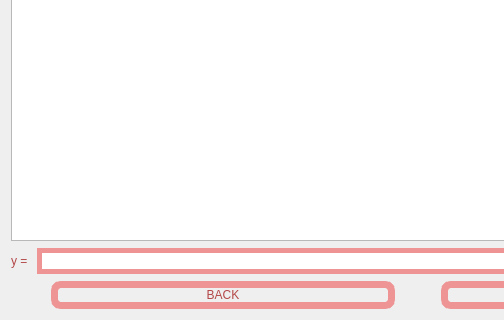
Above: MATFWars/wargame.ui from Divljo31/MATFWars before the change; both pictures show x 0 to 504 and y 330 to 650 of the 1098 by 650 pixel window. Below: the same form after it.
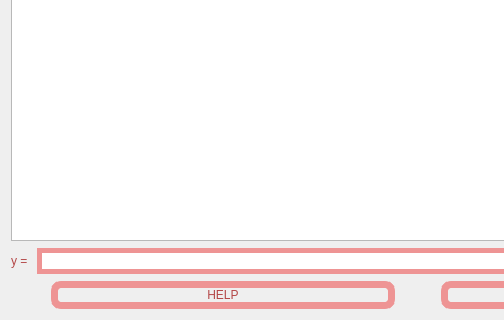
That is the form after the change. Icons and pictures are not drawn.

Commit message: added help window

Diff of the .ui file:
```diff
--- a/MATFWars/wargame.ui
+++ b/MATFWars/wargame.ui
@@ -159,7 +159,7 @@
 border-color: rgb(238, 148, 148);</string>
              </property>
              <property name="text">
-              <string>BACK</string>
+              <string>HELP</string>
              </property>
             </widget>
            </item>
```
Left out of the diff: 2 changed lines with no effect on the pictures. The commit also changes 7 other files.
